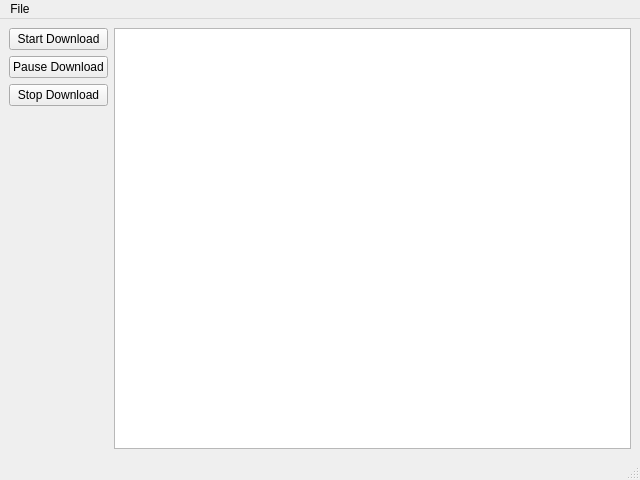
Qt form main.ui (r-portas/download_manager) before a commit.
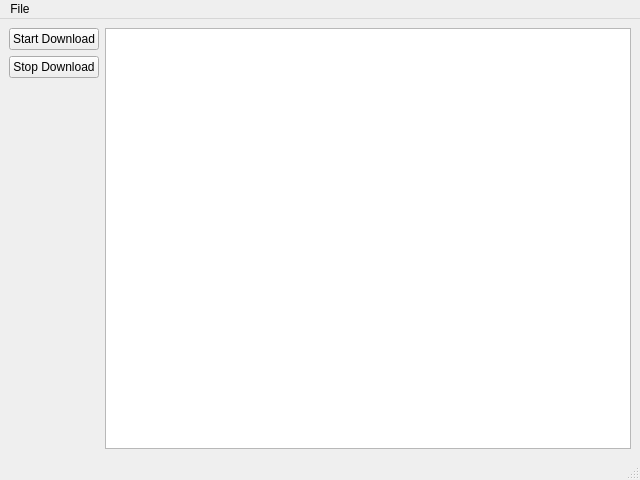
The same form after that commit.

Commit message: Updated GUI and worked on download function

```diff
--- a/main.ui
+++ b/main.ui
@@ -15,9 +15,6 @@
   </property>
   <widget class="QWidget" name="centralwidget">
    <layout class="QGridLayout" name="gridLayout">
-    <item row="0" column="1" rowspan="4">
-     <widget class="QListWidget" name="downloadsList"/>
-    </item>
     <item row="0" column="0">
      <widget class="QPushButton" name="startButton">
       <property name="text">
@@ -25,14 +22,10 @@
       </property>
      </widget>
     </item>
+    <item row="0" column="1" rowspan="3">
+     <widget class="QListWidget" name="downloadsList"/>
+    </item>
     <item row="1" column="0">
-     <widget class="QPushButton" name="pauseButton">
-      <property name="text">
-       <string>Pause Download</string>
-      </property>
-     </widget>
-    </item>
-    <item row="2" column="0">
      <widget class="QPushButton" name="stopDownload">
       <property name="text">
        <string>Stop Download</string>
```
Left out of the diff: 2 changed lines with no effect on the pictures. The commit also changes 2 other files.
